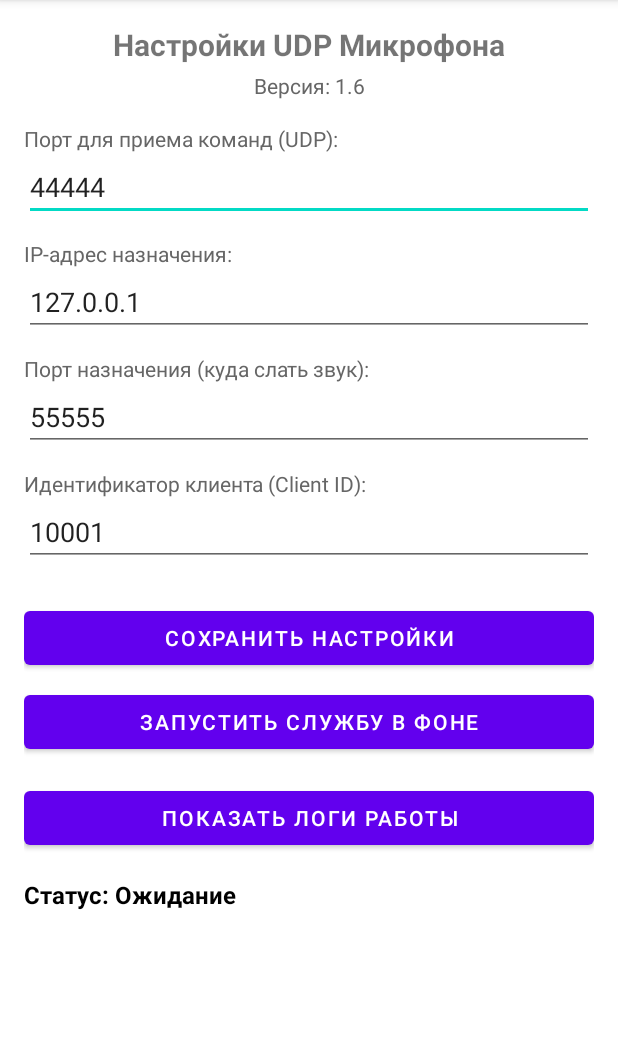
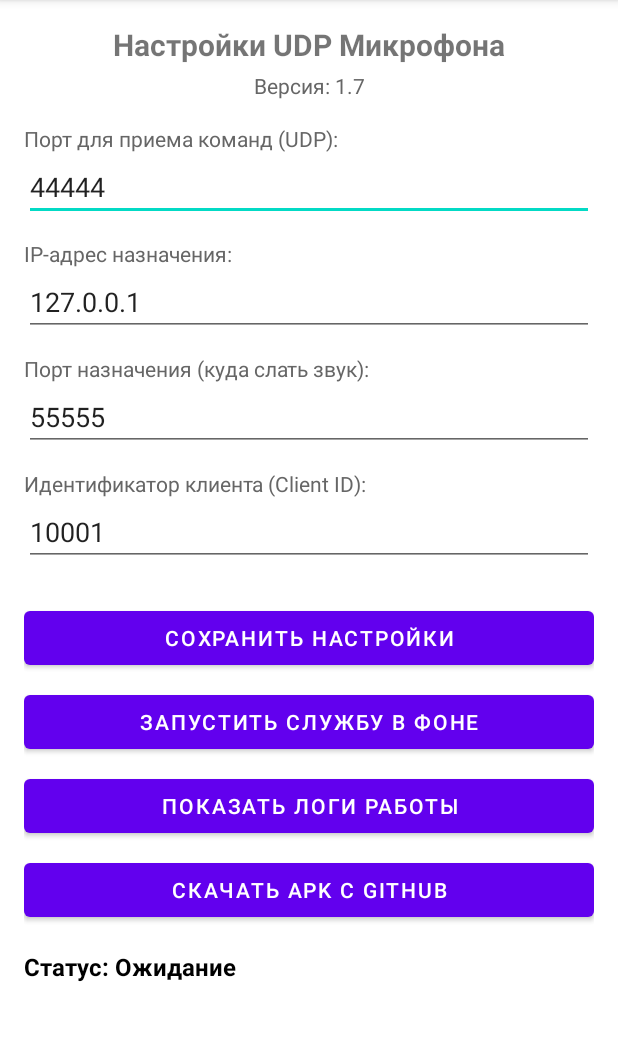
Before and after one commit to rw6hhl/AndroidUdpMic, an Android app: the screen it shows after launch (MainActivity), on a phone screen of 412 x 824 dp, the part 84-1125 px from its top. Run offline under Robolectric (Android 15) with nearby library versions, the phone set to English and light mode, and no system bars.

Commit message:
V1.7: Add button to open APK download page on GitHub

```diff
--- a/app/build.gradle
+++ b/app/build.gradle
@@ -10,8 +10,8 @@ android {
         applicationId "com.rw6hhl.androidudpmic"
         minSdk 26
         targetSdk 34
-        versionCode 7
-        versionName "1.6"
+        versionCode 8
+        versionName "1.7"
     }
 
     // Переименование выходного файла APK
--- a/app/src/main/java/com/rw6hhl/androidudpmic/MainActivity.java
+++ b/app/src/main/java/com/rw6hhl/androidudpmic/MainActivity.java
@@ -6,6 +6,7 @@ import android.content.Context;
 import android.content.Intent;
 import android.content.IntentFilter;
 import android.content.pm.PackageManager;
+import android.net.Uri;
 import android.os.Build;
 import android.os.Bundle;
 import android.widget.Button;
@@ -66,6 +67,14 @@ public class MainActivity extends AppCompatActivity {
 
         Button btnLogs = findViewById(R.id.btnLogs);
         btnLogs.setOnClickListener(v -> startActivity(new Intent(this, LogActivity.class)));
+
+        // Обработчик новой кнопки скачивания APK
+        Button btnDownloadApk = findViewById(R.id.btnDownloadApk);
+        btnDownloadApk.setOnClickListener(v -> {
+            String url = "https://github.com/rw6hhl/AndroidUdpMic/tree/main/apk";
+            Intent browserIntent = new Intent(Intent.ACTION_VIEW, Uri.parse(url));
+            startActivity(browserIntent);
+        });
 
         checkPermissions();
     }
--- a/app/src/main/res/layout/activity_main.xml
+++ b/app/src/main/res/layout/activity_main.xml
@@ -22,7 +22,7 @@
             android:id="@+id/tvVersion"
             android:layout_width="match_parent"
             android:layout_height="wrap_content"
-            android:text="Версия: 1.6"
+            android:text="Версия: 1.7"
             android:textSize="14sp"
             android:textColor="#666666"
             android:gravity="center"
@@ -96,13 +96,21 @@
             android:layout_width="match_parent"
             android:layout_height="wrap_content"
             android:text="ЗАПУСТИТЬ СЛУЖБУ В ФОНЕ"
-            android:layout_marginBottom="16dp"/>
+            android:layout_marginBottom="8dp"/>
 
         <Button
             android:id="@+id/btnLogs"
             android:layout_width="match_parent"
             android:layout_height="wrap_content"
             android:text="ПОКАЗАТЬ ЛОГИ РАБОТЫ"
+            android:layout_marginBottom="8dp"/>
+
+        <!-- Новая кнопка для скачивания APK с GitHub -->
+        <Button
+            android:id="@+id/btnDownloadApk"
+            android:layout_width="match_parent"
+            android:layout_height="wrap_content"
+            android:text="СКАЧАТЬ APK С GITHUB"
             android:layout_marginBottom="16dp"/>
 
         <TextView
```
Also changed, not shown: 1 other file.
